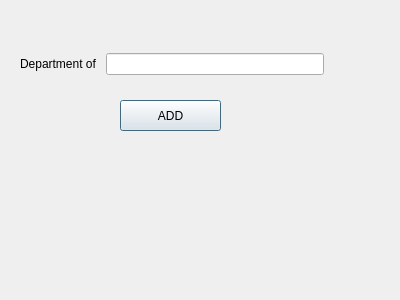
Old version of the form bms/add_dept.ui in the repository MythicSTR/bms-project.
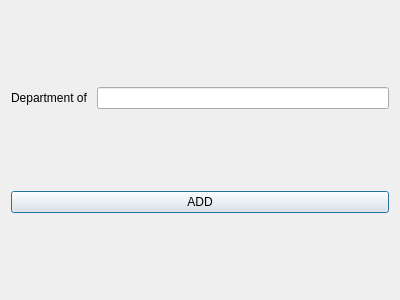
New version of the form.

Patch:
```diff
--- a/bms/add_dept.ui
+++ b/bms/add_dept.ui
@@ -13,28 +13,8 @@
   <property name="windowTitle">
    <string>Department</string>
   </property>
-  <widget class="QPushButton" name="add">
-   <property name="geometry">
-    <rect>
-     <x>120</x>
-     <y>100</y>
-     <width>101</width>
-     <height>31</height>
-    </rect>
-   </property>
-   <property name="text">
-    <string>ADD</string>
-   </property>
-  </widget>
-  <widget class="QWidget" name="">
-   <property name="geometry">
-    <rect>
-     <x>20</x>
-     <y>50</y>
-     <width>304</width>
-     <height>28</height>
-    </rect>
-   </property>
+  <layout class="QVBoxLayout" name="verticalLayout">
+   <item>
    <layout class="QHBoxLayout" name="horizontalLayout_2">
     <item>
      <layout class="QHBoxLayout" name="horizontalLayout">
@@ -51,7 +31,15 @@
      </layout>
     </item>
    </layout>
-  </widget>
+   </item>
+   <item>
+    <widget class="QPushButton" name="add">
+     <property name="text">
+      <string>ADD</string>
+     </property>
+    </widget>
+   </item>
+  </layout>
  </widget>
  <resources/>
  <connections/>
```
Lines whose indentation alone changed are shown as unchanged.
